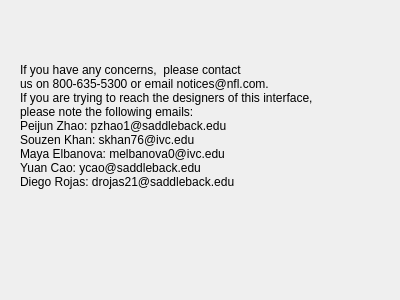
This is contact.ui in Ling2251/CS1C-NFL_Porject as Qt 5 draws it before an edit. The edited form follows.
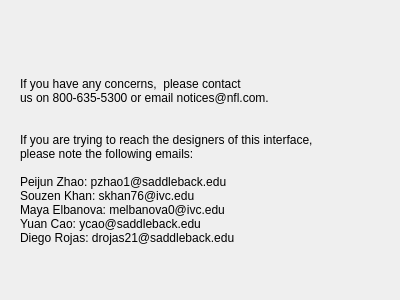
This is the edited form.

Commit message: contact button formatted

```diff
--- a/contact.ui
+++ b/contact.ui
@@ -32,14 +32,17 @@
      <x>20</x>
      <y>50</y>
      <width>361</width>
-     <height>151</height>
+     <height>221</height>
     </rect>
    </property>
    <property name="text">
     <string>If you have any concerns,  please contact 
 us on 800-635-5300 or email notices@nfl.com. 
+
+
 If you are trying to reach the designers of this interface,
 please note the following emails:
+
 Peijun Zhao: pzhao1@saddleback.edu
 Souzen Khan: skhan76@ivc.edu
 Maya Elbanova: melbanova0@ivc.edu
```
